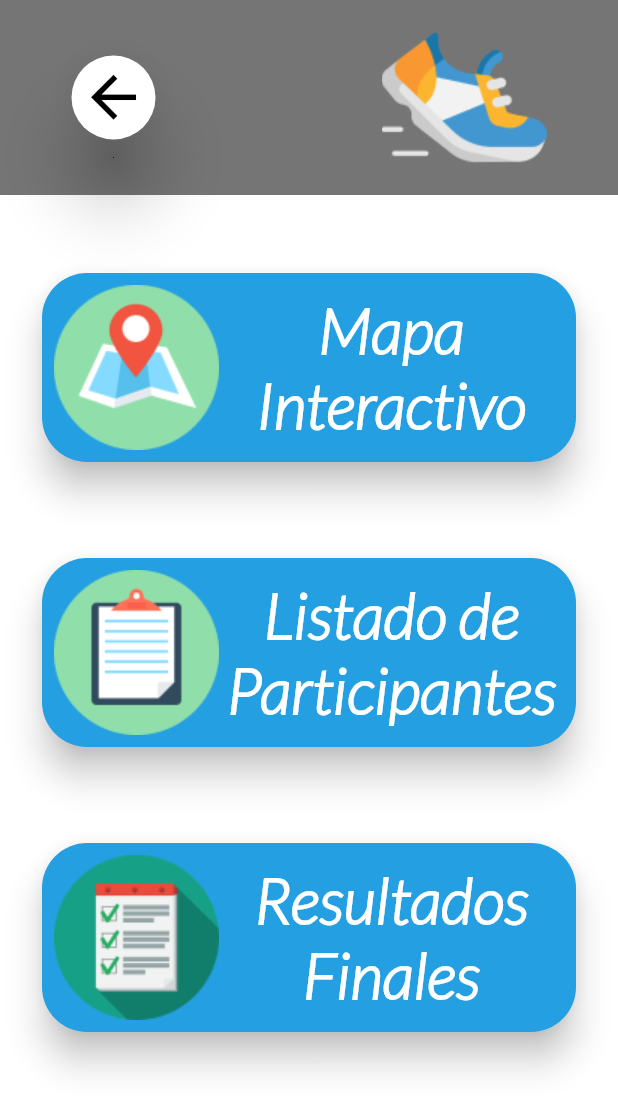
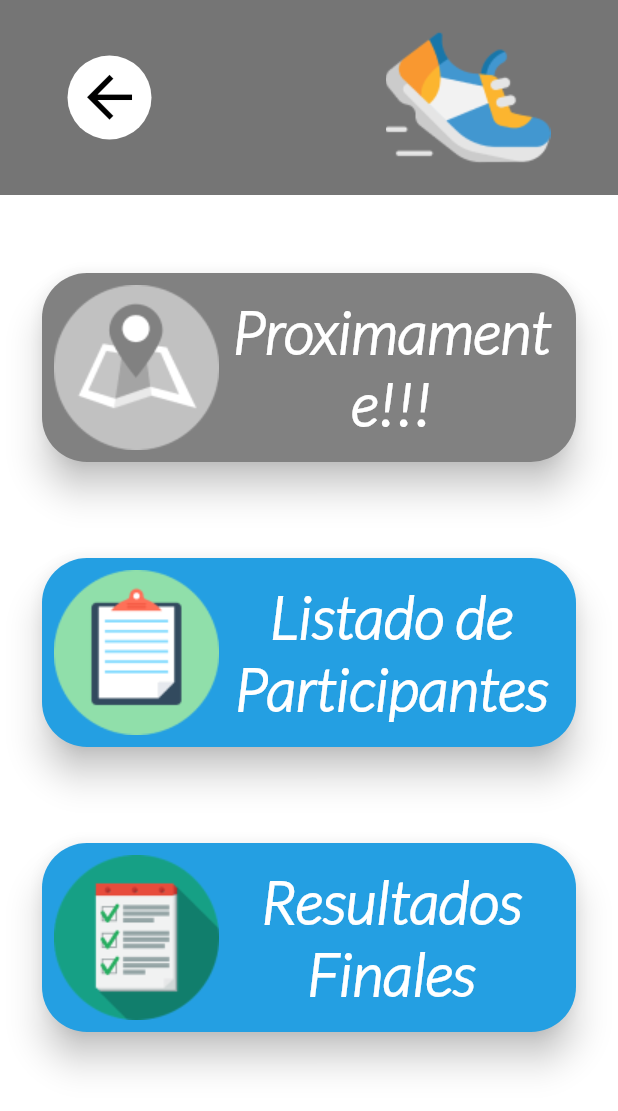
Before and after one commit to neoxeonksis/TimingConcept, a Flutter app: the DetalleEvento screen opened directly with empty values, on a phone screen of 412 x 824 dp. Shown: the top 1111 px of the screen. Run offline on Flutter 3.47's test engine with Material 2 defaults, Android fonts, the phone set to English and light mode, and no system bars; network calls fail.

Commit message:
ultimo cambio

```diff
--- a/lib/src/pages/detalle_evento.dart
+++ b/lib/src/pages/detalle_evento.dart
@@ -1,7 +1,6 @@
 import 'package:flutter/material.dart';
 
 import 'package:timing_ready/src/models/evento_model.dart';
-import 'package:timing_ready/src/providers/eventos_provider.dart';
 
 class DetalleEvento extends StatefulWidget {
 
@@ -33,20 +32,24 @@ class _DetalleEventoState extends State<DetalleEvento> {
       backgroundColor: Colors.white,
       body: Column(
         children: <Widget>[
-          _encabezadoDetalle( context, AssetImage("assets/icon/atletismo.png") ),
+          _encabezadoDetalle(eventoData, AssetImage("assets/icon/atletismo.png") ),
            SizedBox(height: 40.0),
-           _botones(AssetImage("assets/icon/mapa_interactivo.png"), "Mapa Interactivo"),
+           Container(
+             foregroundDecoration: BoxDecoration(
+               color: Colors.grey,
+               backgroundBlendMode: BlendMode.saturation
+             ),
+             child: _botones(AssetImage("assets/icon/mapa_interactivo.png"), "Proximamente!!!")),
            SizedBox(height: 40.0),
            _botones(AssetImage("assets/icon/lista_participantes.png"), "Listado de Participantes"),
            SizedBox(height: 40.0),
            _botones(AssetImage("assets/icon/resultados_finales.png"), "Resultados Finales"),
         ],
       ),
-
     );
   }
 
-Widget _encabezadoDetalle(BuildContext context, AssetImage image) {
+Widget _encabezadoDetalle(EventoModel evento, AssetImage image) {
     return Container(
       color: Colors.grey[600],
       child: Padding(
@@ -56,16 +59,19 @@ Widget _encabezadoDetalle(BuildContext context, AssetImage image) {
           children: <Widget>[
             _backBottom(),
             Flexible(
+              child: Padding(
+                padding: const EdgeInsets.all(8.0),
                 child: Text(evento.id,
                 textAlign: TextAlign.center,
-                maxLines: 2,
+                  maxLines: 3,
                   softWrap: true,
                   style: TextStyle(
                     color: Colors.white,
                     fontFamily: "Lato",
                     fontStyle: FontStyle.italic,
-                  fontSize: 35.0,
+                    fontSize: 30.0,
                     fontWeight: FontWeight.bold
+                  ),
                 ),
               ),
             ),
@@ -80,7 +86,7 @@ Widget _encabezadoDetalle(BuildContext context, AssetImage image) {
 
 Widget _backBottom() {
   return FloatingActionButton(
-    elevation: 20.0,
+    elevation: 0.0,
     backgroundColor: Colors.white,
     child: Icon(
       Icons.arrow_back,
@@ -88,7 +94,7 @@ Widget _backBottom() {
       color: Colors.black,
     ),
     onPressed: (){
-
+      Navigator.pop(context);
     },
   );
 }
@@ -118,7 +124,7 @@ Widget _botones(AssetImage icono ,String nombre,) {
                     color: Colors.white,
                     fontFamily: "Lato",
                     fontStyle: FontStyle.italic,
-                    fontSize: 42.0,
+                    fontSize: 40.0,
                     fontWeight: FontWeight.bold
                   ),
                 ),
@@ -130,4 +136,7 @@ Widget _botones(AssetImage icono ,String nombre,) {
     ),
   );
 }
+
+
+
 }
--- a/lib/src/pages/home_page.dart
+++ b/lib/src/pages/home_page.dart
@@ -35,6 +35,13 @@ class _HomePageState extends State<HomePage> {
       ),
     );
   }
+
+  //Future<Null> refrescarPagina() async {
+  //  final duration = new Duration ( seconds: 2 );
+  //  new Timer( duration, () {
+  //
+  //  });
+  //}
 
   Widget _encabezadoSeguimiento() {
     return Container(
@@ -90,14 +97,14 @@ class _HomePageState extends State<HomePage> {
     future: eventosProvider.cargarEventos(),
     builder: (BuildContext context, AsyncSnapshot<List<EventoModel>> snapshot) {
       if ( snapshot.hasData ){
-
         final eventos = snapshot.data;
-
-            return ListView.builder(
+        return RefreshIndicator(
+         onRefresh: (){},
+          child: ListView.builder(
             itemCount: eventos.length,
             itemBuilder: (context, i) => _crearItem(context, eventos[i]),
+          ),
         );
-
       } else {
         return Center(
           child: Image.asset("assets/img/jar-loading.gif")
@@ -119,4 +126,7 @@ class _HomePageState extends State<HomePage> {
       onTap: () => Navigator.pushNamed(context, "detalle", arguments: evento),
     );
   }
+
+
+
 }
```
Lines whose indentation alone changed are shown as unchanged.
